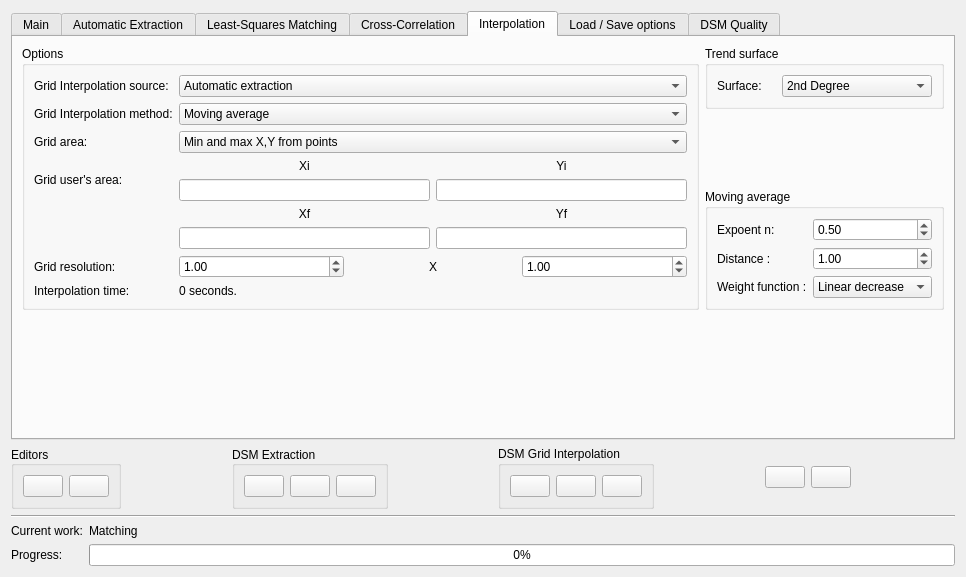
The window that branches/clean-code/qt/interface/DemExtraction.ui (e-foto/e-foto) describes before a commit, drawn with Qt 5.
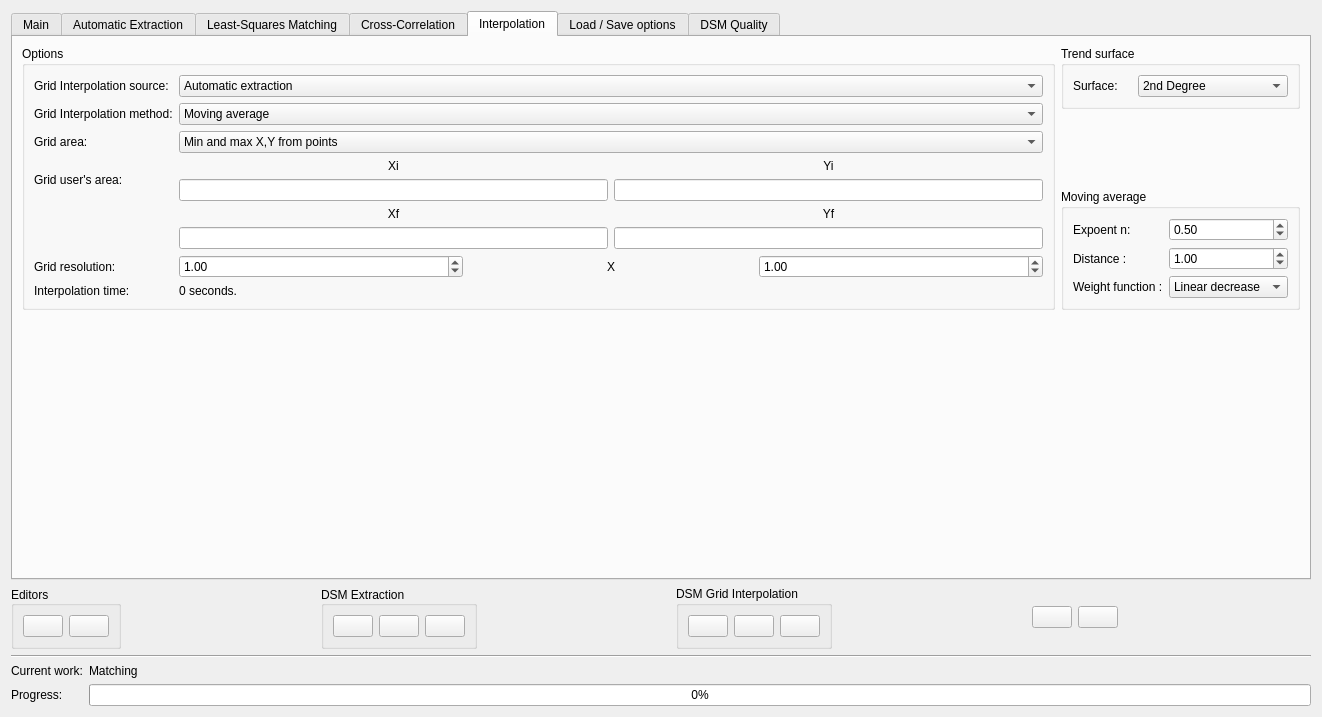
The same window after the commit. The open tabs and pages were chosen to show the change. Icons and pictures are not drawn.

```diff
--- a/branches/clean-code/qt/interface/DemExtraction.ui
+++ b/branches/clean-code/qt/interface/DemExtraction.ui
@@ -6,8 +6,8 @@
    <rect>
     <x>0</x>
     <y>0</y>
-    <width>966</width>
-    <height>577</height>
+    <width>1322</width>
+    <height>717</height>
    </rect>
   </property>
   <property name="windowTitle">
```
Left out of the diff: 8 changed lines with no effect on the pictures.
